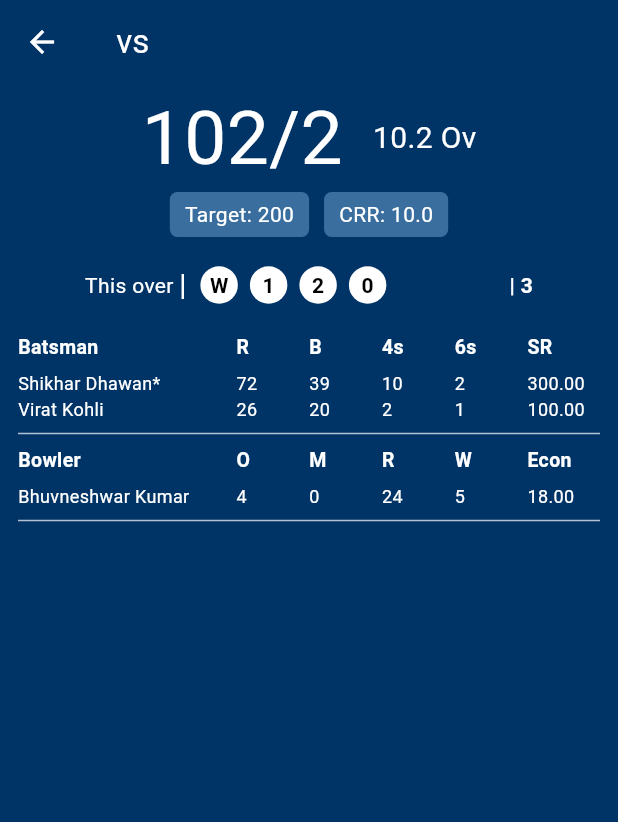
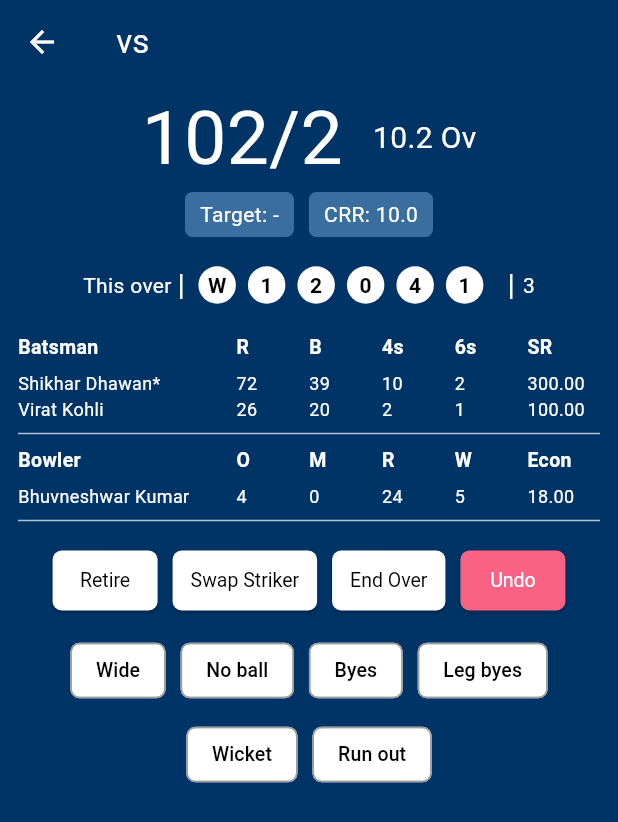
Before and after one commit to Padmakumar18/Cricket-Scoreboard, a Flutter app: the screen it shows after launch, on a phone screen of 412 x 824 dp. Shown: the top 822 px of the screen. Run offline on Flutter 3.47's test engine with Material 3 defaults, Android fonts, the phone set to English and light mode, and no system bars.

Commit message:
UI updated

```diff
--- a/Frontend/lib/screens/ScoreBoardpage.dart
+++ b/Frontend/lib/screens/ScoreBoardpage.dart
@@ -22,7 +22,18 @@ class ScoreBoardPage extends StatefulWidget {
 }
 
 class _ScoreBoardPageState extends State<ScoreBoardPage> {
-  List<String> thisOverRuns = ["W", "1", "2", "0"];
+  List<String> thisOverRuns = [
+    "W",
+    "1",
+    "2",
+    "0",
+    "4",
+    "1",
+    "W",
+    "6",
+    "0",
+    "1",
+  ];
   late String title;
 
   List<BatsmanStats> batsmen = [
@@ -75,12 +86,6 @@ class _ScoreBoardPageState extends State<ScoreBoardPage> {
       body: SingleChildScrollView(
         child: Column(
           children: [
-            // Text(
-            //   widget.battingTeam,
-            //   style: const TextStyle(fontSize: 20, color: Colors.white),
-            //   textAlign: TextAlign.center,
-            // ),
-            // const SizedBox(height: 12),
             Row(
               mainAxisAlignment: MainAxisAlignment.center,
               children: const [
@@ -98,7 +103,7 @@ class _ScoreBoardPageState extends State<ScoreBoardPage> {
             Row(
               mainAxisAlignment: MainAxisAlignment.center,
               children: [
-                infoChip("Target: 200"),
+                infoChip("Target: -"),
                 const SizedBox(width: 10),
                 infoChip("CRR: 10.0"),
               ],
@@ -106,8 +111,56 @@ class _ScoreBoardPageState extends State<ScoreBoardPage> {
             const SizedBox(height: 12),
             thisOverWidget(thisOverRuns),
             ScoreSummaryCard(batsmen: batsmen, bowlers: bowlers),
+
+            // Primary Button Row
+            Wrap(
+              spacing: 10,
+              runSpacing: 8,
+              children: [
+                customButton("Retire", () {}),
+                customButton("Swap Striker", () {}),
+                customButton("End Over", () {}),
+                customButton(
+                  "Undo",
+                  () {},
+                  color: const Color.fromARGB(255, 250, 98, 131),
+                  textColor: Colors.white,
+                ),
+              ],
+            ),
+
+            const SizedBox(height: 16),
+            EventRadioButtonGroup(
+              onChanged: (selectedEvent) {
+                debugPrint("Selected event: $selectedEvent");
+              },
+            ),
+
+            const SizedBox(height: 24),
           ],
         ),
+      ),
+    );
+  }
+
+  Widget customButton(
+    String label,
+    VoidCallback onPressed, {
+    Color color = Colors.white,
+    Color textColor = Colors.black,
+  }) {
+    return SizedBox(
+      height: 40,
+      child: ElevatedButton(
+        onPressed: onPressed,
+        style: ElevatedButton.styleFrom(
+          backgroundColor: color,
+          minimumSize: const Size(70, 40),
+          padding: const EdgeInsets.symmetric(horizontal: 12),
+          textStyle: const TextStyle(fontSize: 13),
+          shape: RoundedRectangleBorder(borderRadius: BorderRadius.circular(6)),
+        ),
+        child: Text(label, style: TextStyle(color: textColor)),
       ),
     );
   }
@@ -161,14 +214,95 @@ class _ScoreBoardPageState extends State<ScoreBoardPage> {
           ),
         ),
         const SizedBox(width: 10),
-        const Text(
-          "| 3",
-          style: TextStyle(color: Colors.white, fontWeight: FontWeight.bold),
+        const Text("| ", style: TextStyle(color: Colors.white, fontSize: 20)),
+        const Text("3", style: TextStyle(color: Colors.white)),
+      ],
+    );
+  }
+}
+
+class EventRadioButtonGroup extends StatefulWidget {
+  final void Function(String?) onChanged;
+
+  const EventRadioButtonGroup({super.key, required this.onChanged});
+
+  @override
+  State<EventRadioButtonGroup> createState() => _EventRadioButtonGroupState();
+}
+
+class _EventRadioButtonGroupState extends State<EventRadioButtonGroup> {
+  String? selectedEvent;
+  final List<String> allEvents = [
+    'Wide',
+    'No ball',
+    'Byes',
+    'Leg byes',
+    'Wicket',
+    'Run out',
+  ];
+
+  @override
+  Widget build(BuildContext context) {
+    return Column(
+      children: [
+        Wrap(
+          spacing: 10,
+          runSpacing: 8,
+          children: allEvents.take(4).map((event) {
+            return ChoiceChip(
+              label: Text(event),
+              selected: selectedEvent == event,
+              onSelected: (_) {
+                setState(() {
+                  selectedEvent = event;
+                  widget.onChanged(selectedEvent);
+                });
+              },
+              selectedColor: Colors.green,
+              labelStyle: TextStyle(
+                color: selectedEvent == event ? Colors.white : Colors.black,
+                fontSize: 13,
+              ),
+              backgroundColor: Colors.white,
+              shape: RoundedRectangleBorder(
+                borderRadius: BorderRadius.circular(6),
+                side: const BorderSide(color: Colors.grey),
+              ),
+            );
+          }).toList(),
+        ),
+        const SizedBox(height: 8),
+        Wrap(
+          spacing: 10,
+          runSpacing: 8,
+          children: allEvents.skip(4).map((event) {
+            return ChoiceChip(
+              label: Text(event),
+              selected: selectedEvent == event,
+              onSelected: (_) {
+                setState(() {
+                  selectedEvent = event;
+                  widget.onChanged(selectedEvent);
+                });
+              },
+              selectedColor: Colors.green,
+              labelStyle: TextStyle(
+                color: selectedEvent == event ? Colors.white : Colors.black,
+                fontSize: 13,
+              ),
+              backgroundColor: Colors.white,
+              shape: RoundedRectangleBorder(
+                borderRadius: BorderRadius.circular(6),
+                side: const BorderSide(color: Colors.grey),
+              ),
+            );
+          }).toList(),
         ),
       ],
     );
   }
 }
+
 
 
 // ElevatedButton(
```
